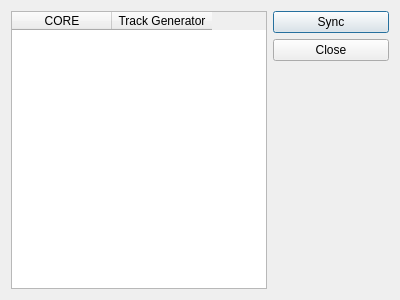
Qt form atn/gui/ui/dlg_sync.ui (icea-dev/atn-sim-ng) before a commit.
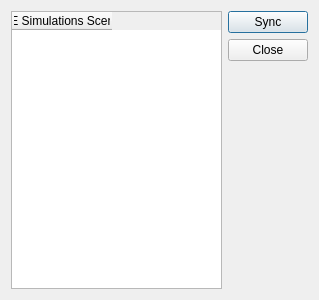
The same form after that commit.

Commit message: Sincronizar cenário de simulação do CORE com a base de dados do Gerador de Pistas (ptracks)

Patch:
```diff
--- a/atn/gui/ui/dlg_sync.ui
+++ b/atn/gui/ui/dlg_sync.ui
@@ -6,7 +6,7 @@
    <rect>
     <x>0</x>
     <y>0</y>
-    <width>400</width>
+    <width>319</width>
     <height>300</height>
    </rect>
   </property>
@@ -27,12 +27,7 @@
      </property>
      <column>
       <property name="text">
-       <string>CORE</string>
-      </property>
-     </column>
-     <column>
-      <property name="text">
-       <string>Track Generator</string>
+       <string>CORE Simulations Scenarios</string>
       </property>
      </column>
     </widget>
```
The commit also changes 4 other files.
